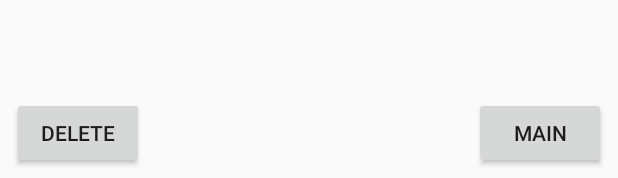
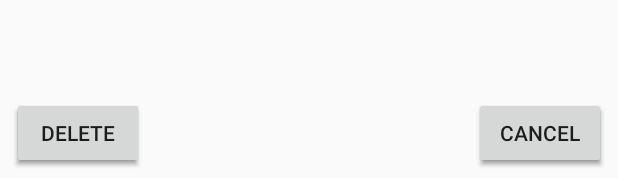
Before and after one commit to levishutts/Wordz, an Android app: the layout activity_collection.xml on its own in the app's theme, with its tools: preview values and no code run, on a phone screen of 412 x 824 dp. Shown: the part 1055-1233 px from the top of the screen. Run offline under Robolectric (Android 15) with nearby library versions, the phone set to English and light mode, and no system bars.

Commit message:
Can now delete from collection
Still need to work on cosmetic things:
-hide checkbox until edit is pressed
-larger font for word on Collection

```diff
--- a/app/src/main/res/layout/activity_collection.xml
+++ b/app/src/main/res/layout/activity_collection.xml
@@ -13,10 +13,12 @@
         android:layout_marginTop="8dp"
         android:layout_marginEnd="16dp"
         android:layout_marginBottom="8dp"
-        app:layout_constraintBottom_toBottomOf="parent"
+        app:layout_constraintBottom_toTopOf="@+id/edit"
         app:layout_constraintEnd_toEndOf="parent"
+        app:layout_constraintHorizontal_bias="0.0"
         app:layout_constraintStart_toStartOf="parent"
-        app:layout_constraintTop_toTopOf="parent">
+        app:layout_constraintTop_toTopOf="parent"
+        app:layout_constraintVertical_bias="0.0">
 
         <LinearLayout
             android:id="@+id/linearLayout"
@@ -26,7 +28,7 @@
     </ScrollView>
 
     <Button
-        android:id="@+id/button"
+        android:id="@+id/main"
         android:layout_width="wrap_content"
         android:layout_height="wrap_content"
         android:layout_marginEnd="8dp"
@@ -37,14 +39,36 @@
         app:layout_constraintEnd_toEndOf="parent" />
 
     <Button
+        android:id="@+id/edit"
+        android:layout_width="wrap_content"
+        android:layout_height="wrap_content"
+        android:layout_marginStart="8dp"
+        android:layout_marginBottom="8dp"
+        android:onClick="edit"
+        android:text="Edit"
+        app:layout_constraintBottom_toBottomOf="parent"
+        app:layout_constraintStart_toStartOf="parent" />
+
+    <Button
         android:id="@+id/delete"
         android:layout_width="wrap_content"
         android:layout_height="wrap_content"
         android:layout_marginStart="8dp"
         android:layout_marginBottom="8dp"
-        android:onClick="edit"
+        android:onClick="delete"
         android:text="Delete"
         app:layout_constraintBottom_toBottomOf="parent"
         app:layout_constraintStart_toStartOf="parent" />
 
+    <Button
+        android:id="@+id/cancel"
+        android:layout_width="wrap_content"
+        android:layout_height="wrap_content"
+        android:layout_marginEnd="8dp"
+        android:layout_marginBottom="8dp"
+        android:onClick="cancel"
+        android:text="Cancel"
+        app:layout_constraintBottom_toBottomOf="parent"
+        app:layout_constraintEnd_toEndOf="parent" />
+
 </android.support.constraint.ConstraintLayout>
```
Also changed, not shown: app/src/main/java/com/example/levi/wordz/Collection.java (+60 -12 lines).
